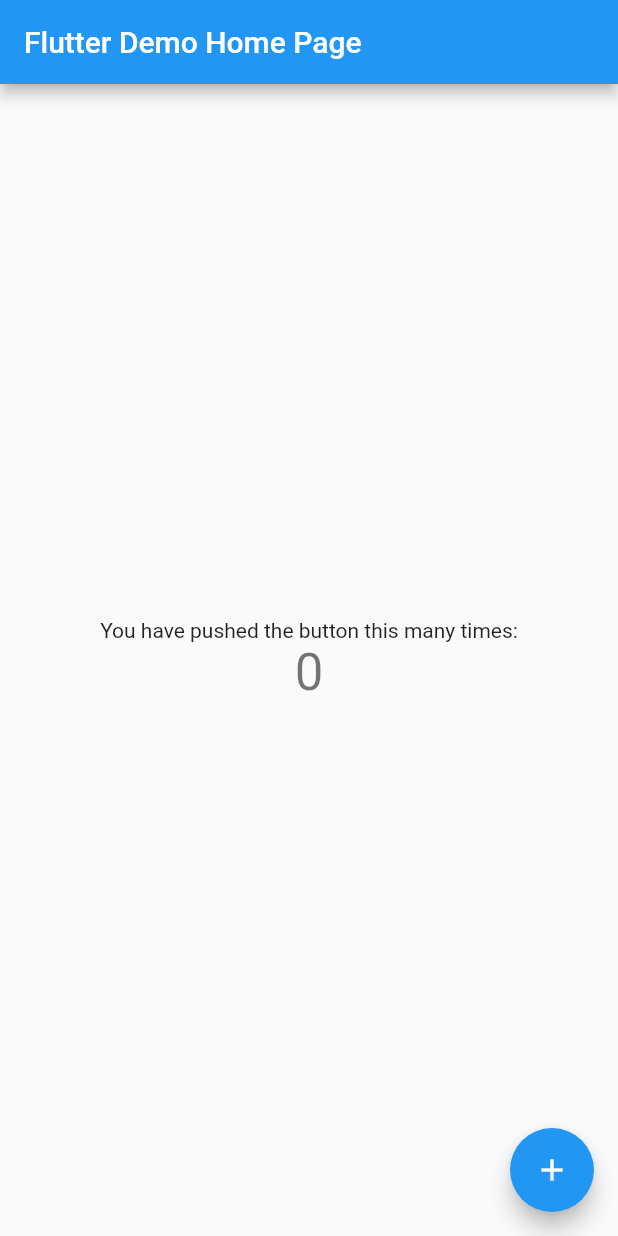
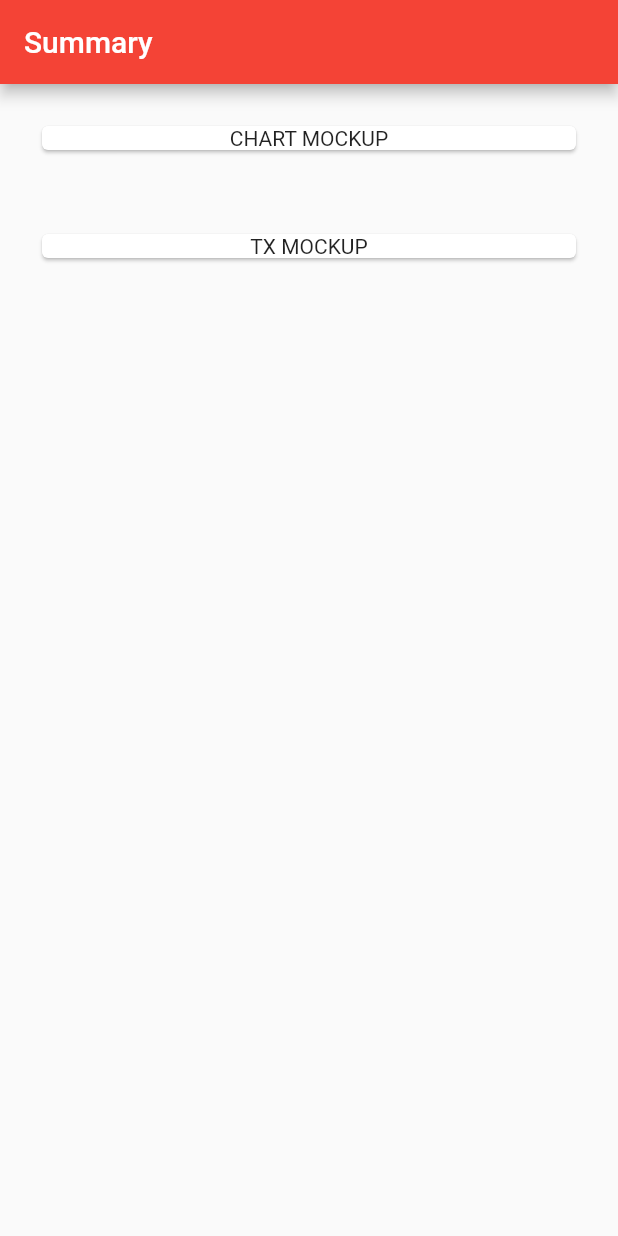
Before and after one commit to resqiar/How-Much-You-Spent-, a Flutter app: the screen it shows after launch, on a phone screen of 412 x 824 dp. Run offline on Flutter 3.47's test engine with Material 2 defaults, Android fonts, the phone set to English and light mode, and no system bars.

```diff
--- a/lib/main.dart
+++ b/lib/main.dart
@@ -1,117 +1,59 @@
 import 'package:flutter/material.dart';
 
-void main() {
-  runApp(MyApp());
-}
+import './models/Transaction.dart';
+
+void main() => runApp(MyApp());
 
 class MyApp extends StatelessWidget {
-  // This widget is the root of your application.
   @override
   Widget build(BuildContext context) {
     return MaterialApp(
-      title: 'Flutter Demo',
+      title: 'Summary',
       theme: ThemeData(
-        // This is the theme of your application.
-        //
-        // Try running your application with "flutter run". You'll see the
-        // application has a blue toolbar. Then, without quitting the app, try
-        // changing the primarySwatch below to Colors.green and then invoke
-        // "hot reload" (press "r" in the console where you ran "flutter run",
-        // or simply save your changes to "hot reload" in a Flutter IDE).
-        // Notice that the counter didn't reset back to zero; the application
-        // is not restarted.
-        primarySwatch: Colors.blue,
-        // This makes the visual density adapt to the platform that you run
-        // the app on. For desktop platforms, the controls will be smaller and
-        // closer together (more dense) than on mobile platforms.
-        visualDensity: VisualDensity.adaptivePlatformDensity,
+        primarySwatch: Colors.red,
       ),
-      home: MyHomePage(title: 'Flutter Demo Home Page'),
+      home: HomePage(),
     );
   }
 }
 
-class MyHomePage extends StatefulWidget {
-  MyHomePage({Key key, this.title}) : super(key: key);
-
-  // This widget is the home page of your application. It is stateful, meaning
-  // that it has a State object (defined below) that contains fields that affect
-  // how it looks.
-
-  // This class is the configuration for the state. It holds the values (in this
-  // case the title) provided by the parent (in this case the App widget) and
-  // used by the build method of the State. Fields in a Widget subclass are
-  // always marked "final".
-
-  final String title;
-
-  @override
-  _MyHomePageState createState() => _MyHomePageState();
-}
-
-class _MyHomePageState extends State<MyHomePage> {
-  int _counter = 0;
-
-  void _incrementCounter() {
-    setState(() {
-      // This call to setState tells the Flutter framework that something has
-      // changed in this State, which causes it to rerun the build method below
-      // so that the display can reflect the updated values. If we changed
-      // _counter without calling setState(), then the build method would not be
-      // called again, and so nothing would appear to happen.
-      _counter++;
-    });
-  }
+class HomePage extends StatelessWidget {
+  ///
+  /// TODO: Use Model to Store User's Submitted Data.
+  ///
+  final List<Transaction> txHistory = []; // initiate arrays
 
   @override
   Widget build(BuildContext context) {
-    // This method is rerun every time setState is called, for instance as done
-    // by the _incrementCounter method above.
-    //
-    // The Flutter framework has been optimized to make rerunning build methods
-    // fast, so that you can just rebuild anything that needs updating rather
-    // than having to individually change instances of widgets.
     return Scaffold(
-      appBar: AppBar(
-        // Here we take the value from the MyHomePage object that was created by
-        // the App.build method, and use it to set our appbar title.
-        title: Text(widget.title),
-      ),
-      body: Center(
-        // Center is a layout widget. It takes a single child and positions it
-        // in the middle of the parent.
-        child: Column(
-          // Column is also a layout widget. It takes a list of children and
-          // arranges them vertically. By default, it sizes itself to fit its
-          // children horizontally, and tries to be as tall as its parent.
-          //
-          // Invoke "debug painting" (press "p" in the console, choose the
-          // "Toggle Debug Paint" action from the Flutter Inspector in Android
-          // Studio, or the "Toggle Debug Paint" command in Visual Studio Code)
-          // to see the wireframe for each widget.
-          //
-          // Column has various properties to control how it sizes itself and
-          // how it positions its children. Here we use mainAxisAlignment to
-          // center the children vertically; the main axis here is the vertical
-          // axis because Columns are vertical (the cross axis would be
-          // horizontal).
-          mainAxisAlignment: MainAxisAlignment.center,
+        appBar: AppBar(
+          title: Text('Summary'),
+        ),
+        body: Column(
           children: <Widget>[
-            Text(
-              'You have pushed the button this many times:',
+            Container(
+              width: double.infinity,
+              margin: EdgeInsets.all(8),
+              padding: EdgeInsets.all(16),
+              child: Card(
+                child: Text(
+                  'CHART MOCKUP',
+                  textAlign: TextAlign.center,
+                ),
+              ),
             ),
-            Text(
-              '$_counter',
-              style: Theme.of(context).textTheme.headline4,
-            ),
+            Container(
+              width: double.infinity,
+              margin: EdgeInsets.all(8),
+              padding: EdgeInsets.all(16),
+              child: Card(
+                child: Text(
+                  'TX MOCKUP',
+                  textAlign: TextAlign.center,
+                ),
+              ),
+            )
           ],
-        ),
-      ),
-      floatingActionButton: FloatingActionButton(
-        onPressed: _incrementCounter,
-        tooltip: 'Increment',
-        child: Icon(Icons.add),
-      ), // This trailing comma makes auto-formatting nicer for build methods.
-    );
+        ));
   }
 }
--- /dev/null
+++ b/lib/models/Transaction.dart
@@ -0,0 +1,17 @@
+import 'package:flutter/foundation.dart';
+
+class Transaction {
+  final String id;
+  final String title;
+  final String desc;
+  final double amount;
+  final DateTime time;
+
+  Transaction({
+      @required this.id,
+      @required this.title,
+      @required this.desc,
+      @required this.amount,
+      @required this.time
+    })
+}
```
Also changed, not shown: 1 other file.
